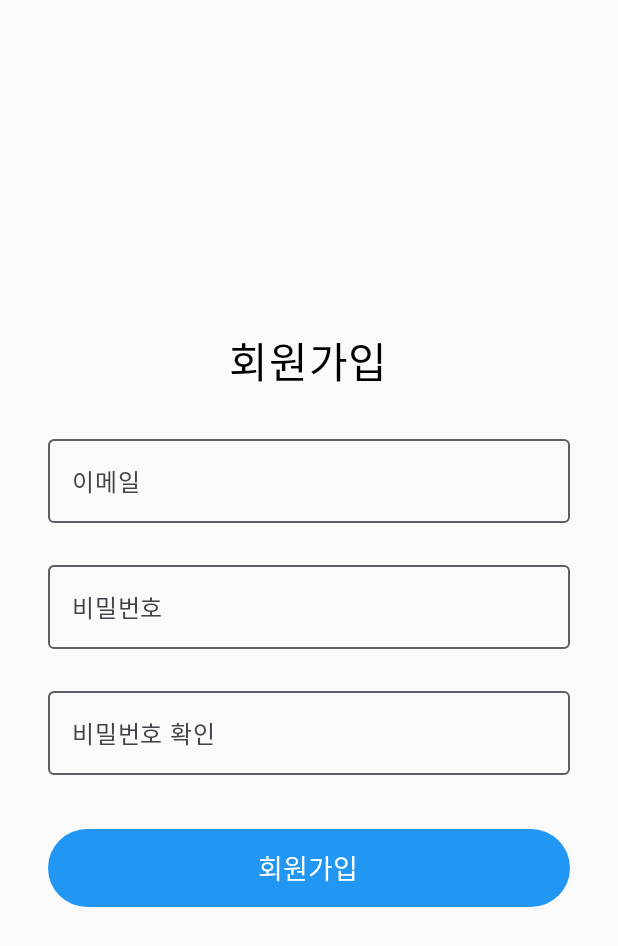
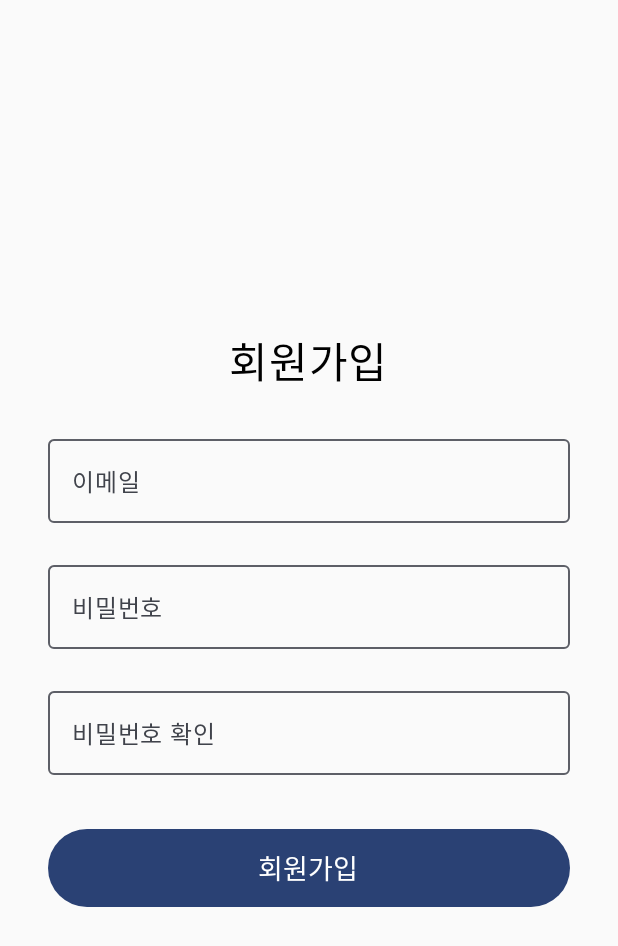
Before and after one commit to Sunsyy08/AndroidLogin, an Android app built with Jetpack Compose: the screen it shows after launch (SignupActivity), after a tap on "회원가입", on a phone screen of 412 x 824 dp. Shown: the top 946 px of the screen. Run offline under Robolectric (Android 15) with nearby library versions, the phone set to English and light mode, and no system bars.

Commit message:
HomeActivity create
# Conflicts:
#	app/src/main/java/com/example/authenticationease/LoginScreen.kt
#	app/src/main/java/com/example/authenticationease/MainActivity.kt
#	app/src/main/java/com/example/authenticationease/SignupScreen.kt
#	app/src/main/res/drawable-nodpi/profile.jpg

```diff
--- a/app/src/main/AndroidManifest.xml
+++ b/app/src/main/AndroidManifest.xml
@@ -14,6 +14,7 @@
         tools:targetApi="31">
         <activity android:name=".LoginActivity" />
         <activity android:name=".SignupActivity" />
+        <activity android:name=".HomeActivity" />
         <activity
             android:name=".MainActivity"
             android:exported="true"
--- a/app/src/main/java/com/example/authenticationease/LoginScreen.kt
+++ b/app/src/main/java/com/example/authenticationease/LoginScreen.kt
@@ -10,7 +10,6 @@ import androidx.compose.foundation.rememberScrollState
 import androidx.compose.material3.*
 import androidx.compose.runtime.*
 import androidx.compose.ui.*
-import androidx.compose.ui.graphics.Color
 import androidx.compose.ui.text.input.*
 import androidx.compose.ui.unit.*
 import com.example.authenticationease.ui.theme.AuthenticationEaseTheme
@@ -69,10 +68,6 @@ fun LoginScreen() {
 
         Button(
             onClick = { /* TODO: 로그인 처리 */ },
-            colors = ButtonDefaults.buttonColors(
-                containerColor = Color(0xFF2196F3),
-                contentColor = Color.White
-            ),
             modifier = Modifier
                 .fillMaxWidth()
                 .height(52.dp)
--- a/app/src/main/java/com/example/authenticationease/MainActivity.kt
+++ b/app/src/main/java/com/example/authenticationease/MainActivity.kt
@@ -4,20 +4,11 @@ import android.content.Intent
 import android.os.Bundle
 import androidx.activity.ComponentActivity
 import androidx.activity.compose.setContent
-import androidx.compose.foundation.Image
-import androidx.compose.foundation.background
-import androidx.compose.foundation.border
 import androidx.compose.foundation.layout.*
-import androidx.compose.foundation.shape.CircleShape
 import androidx.compose.material3.*
 import androidx.compose.runtime.Composable
 import androidx.compose.ui.Alignment
 import androidx.compose.ui.Modifier
-import androidx.compose.ui.draw.clip
-import androidx.compose.ui.graphics.Color
-import androidx.compose.ui.graphics.graphicsLayer
-import androidx.compose.ui.layout.ContentScale
-import androidx.compose.ui.res.painterResource
 import androidx.compose.ui.unit.dp
 import androidx.compose.ui.unit.sp
 import com.example.authenticationease.ui.theme.AuthenticationEaseTheme
@@ -46,56 +37,18 @@ fun MainScreen(
     onLoginClick: () -> Unit,
     onSignupClick: () -> Unit
 ) {
-    val image = painterResource(R.drawable.sky)
-    val image1 = painterResource(R.drawable.profile)
-    Box(
-        modifier = Modifier
-            .fillMaxSize()
-    ) {
-        // 배경 이미지
-        Image(
-            painter = image,
-            contentDescription = null,
-            contentScale = ContentScale.Crop,
-            modifier = Modifier
-                .fillMaxSize()
-                .graphicsLayer(alpha = 0.5f) // 투명도 설정 (선택)
-        )
     Column(
         modifier = Modifier
             .fillMaxSize()
-                .padding(24.dp),
+            .padding(32.dp),
         verticalArrangement = Arrangement.Center,
         horizontalAlignment = Alignment.CenterHorizontally
     ) {
-            Row(
-                verticalAlignment = Alignment.CenterVertically,
-                horizontalArrangement = Arrangement.Center
-            ){
-                Text("환영합니다!!!",
-                    fontSize = 24.sp,
-                    color = Color.Black )
-                Spacer(modifier = Modifier.width(12.dp))
-
-                Image(
-                    painter = image1,
-                    contentDescription = null,
-                    contentScale = ContentScale.Crop,
-                    modifier = Modifier
-                        .size(28.dp)
-                        .clip(CircleShape)
-                        .border(2.dp, Color.Cyan, CircleShape)
-                )
-            }
-            Spacer(modifier = Modifier.height(24.dp))
-
+        Text("AuthenticationEase", fontSize = 24.sp)
+        Spacer(modifier = Modifier.height(32.dp))
 
         Button(
             onClick = onLoginClick,
-                colors = ButtonDefaults.buttonColors(
-                    containerColor = Color(0xFF2196F3),
-                    contentColor = Color.White
-                ),
             modifier = Modifier.fillMaxWidth()
         ) {
             Text("로그인")
@@ -105,14 +58,9 @@ fun MainScreen(
 
         Button(
             onClick = onSignupClick,
-                colors = ButtonDefaults.buttonColors(
-                    containerColor = Color(0xFF2196F3),
-                    contentColor = Color.White
-                ),
             modifier = Modifier.fillMaxWidth()
         ) {
             Text("회원가입")
         }
     }
 }
-}
--- a/app/src/main/java/com/example/authenticationease/SignupScreen.kt
+++ b/app/src/main/java/com/example/authenticationease/SignupScreen.kt
@@ -10,7 +10,6 @@ import androidx.compose.foundation.rememberScrollState
 import androidx.compose.material3.*
 import androidx.compose.runtime.*
 import androidx.compose.ui.*
-import androidx.compose.ui.graphics.Color
 import androidx.compose.ui.text.input.*
 import androidx.compose.ui.unit.*
 import com.example.authenticationease.ui.theme.AuthenticationEaseTheme
@@ -33,6 +32,7 @@ fun SignupScreen() {
     var confirmPassword by remember { mutableStateOf("") }
 
     val scrollState = rememberScrollState()
+
     Column(
         modifier = Modifier
             .fillMaxSize()
@@ -49,7 +49,7 @@ fun SignupScreen() {
             label = { Text("이메일") },
             placeholder = { Text("example@email.com") },
             singleLine = true,
-            modifier = Modifier.fillMaxWidth(),
+            modifier = Modifier.fillMaxWidth()
         )
 
         Spacer(modifier = Modifier.height(20.dp))
@@ -75,18 +75,13 @@ fun SignupScreen() {
             singleLine = true,
             visualTransformation = PasswordVisualTransformation(),
             keyboardOptions = KeyboardOptions(keyboardType = KeyboardType.Password),
-            modifier = Modifier.fillMaxWidth(),
-
+            modifier = Modifier.fillMaxWidth()
         )
 
         Spacer(modifier = Modifier.height(36.dp))
 
         Button(
             onClick = { /* TODO: 회원가입 처리 */ },
-            colors = ButtonDefaults.buttonColors(
-                containerColor = Color(0xFF2196F3),
-                contentColor = Color.White
-            ),
             modifier = Modifier
                 .fillMaxWidth()
                 .height(52.dp)
```
Also changed, not shown: app/src/main/java/com/example/authenticationease/HomeActivity.kt (added, +85 -0 lines), app/src/main/res/drawable-nodpi/profile.jpg. Lines whose indentation alone changed are shown as unchanged.
